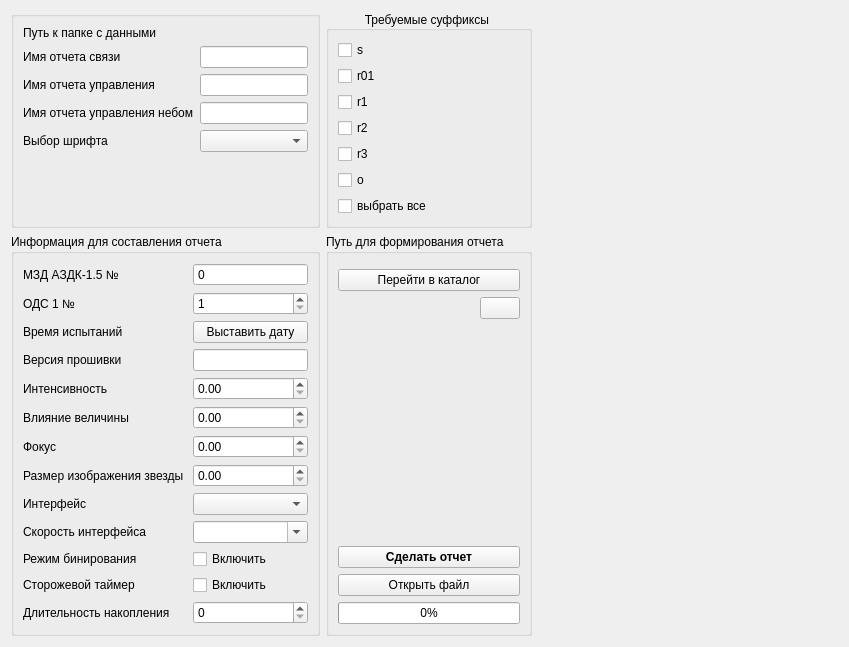
First picture: the form in Source/report/qt/otchet/mainwindow3.ui, repository RockHero666/AZDK_PDFcreator, before the edit.
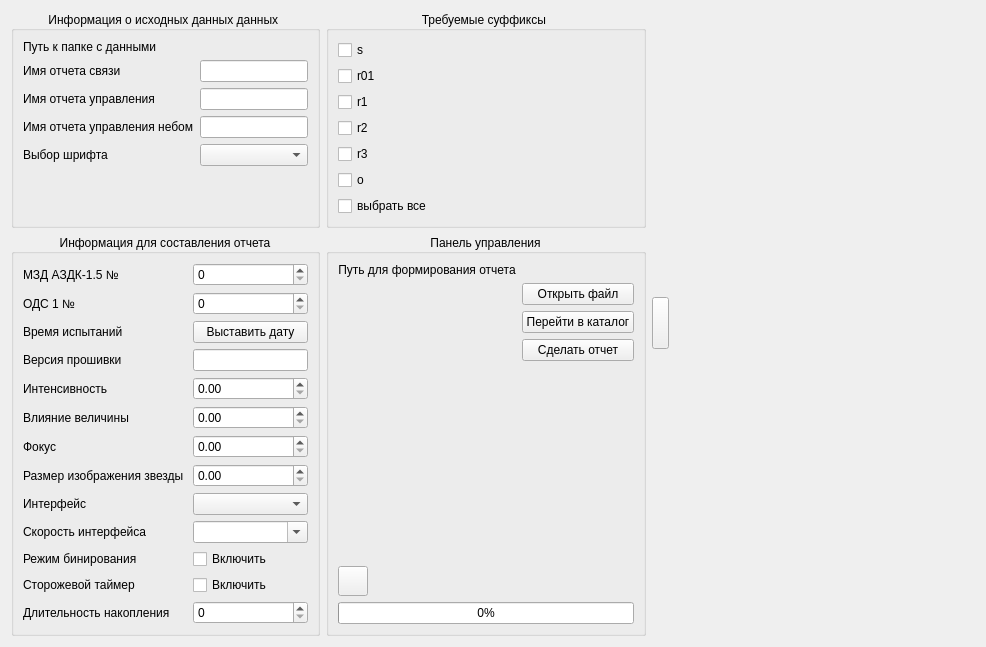
Second picture: the form after the edit. Icons and pictures are not drawn. Custom widgets are drawn as their Qt base class.

Patch:
```diff
--- a/Source/report/qt/otchet/mainwindow3.ui
+++ b/Source/report/qt/otchet/mainwindow3.ui
@@ -6,7 +6,7 @@
    <rect>
     <x>0</x>
     <y>0</y>
-    <width>780</width>
+    <width>963</width>
     <height>576</height>
    </rect>
   </property>
@@ -30,6 +30,9 @@
        <property name="title">
         <string>Информация для составления отчета</string>
        </property>
+       <property name="alignment">
+        <set>Qt::AlignCenter</set>
+       </property>
        <layout class="QFormLayout" name="formLayout">
         <item row="0" column="0">
          <widget class="QLabel" name="label_7">
@@ -39,11 +42,7 @@
          </widget>
         </item>
         <item row="0" column="1">
-         <widget class="QSpinBox" name="number_spinBox">
-          <property name="buttonSymbols">
-           <enum>QAbstractSpinBox::NoButtons</enum>
-          </property>
-         </widget>
+         <widget class="QSpinBox" name="number_spinBox"/>
         </item>
         <item row="1" column="0">
          <widget class="QLabel" name="label_19">
@@ -53,14 +52,7 @@
          </widget>
         </item>
         <item row="1" column="1">
-         <widget class="QSpinBox" name="number_ods_spinBox">
-          <property name="minimum">
-           <number>1</number>
-          </property>
-          <property name="maximum">
-           <number>999</number>
-          </property>
-         </widget>
+         <widget class="QSpinBox" name="number_ods_spinBox"/>
         </item>
         <item row="2" column="0">
          <widget class="QLabel" name="label_18">
@@ -207,7 +199,10 @@
         </sizepolicy>
        </property>
        <property name="title">
-        <string/>
+        <string>Информация о исходных данных данных </string>
+       </property>
+       <property name="alignment">
+        <set>Qt::AlignCenter</set>
        </property>
        <layout class="QFormLayout" name="formLayout_2">
         <item row="0" column="0">
@@ -296,6 +291,12 @@
        <layout class="QVBoxLayout" name="verticalLayout_2">
         <item>
          <widget class="QCheckBox" name="sfx_s">
+          <property name="styleSheet">
+           <string notr="true">QCheckBox::disabled {
+   
+   color: darkgray;
+}</string>
+          </property>
           <property name="text">
            <string>s</string>
           </property>
@@ -303,6 +304,12 @@
         </item>
         <item>
          <widget class="QCheckBox" name="sfx_ro1">
+          <property name="styleSheet">
+           <string notr="true">QCheckBox::disabled {
+   
+   color: darkgray;
+}</string>
+          </property>
           <property name="text">
            <string>r01</string>
           </property>
@@ -310,6 +317,12 @@
         </item>
         <item>
          <widget class="QCheckBox" name="sfx_r1">
+          <property name="styleSheet">
+           <string notr="true">QCheckBox::disabled {
+   
+   color: darkgray;
+}</string>
+          </property>
           <property name="text">
            <string>r1</string>
           </property>
@@ -317,6 +330,12 @@
         </item>
         <item>
          <widget class="QCheckBox" name="sfx_r2">
+          <property name="styleSheet">
+           <string notr="true">QCheckBox::disabled {
+   
+   color: darkgray;
+}</string>
+          </property>
           <property name="text">
            <string>r2</string>
           </property>
@@ -324,6 +343,12 @@
         </item>
         <item>
          <widget class="QCheckBox" name="sfx_r3">
+          <property name="styleSheet">
+           <string notr="true">QCheckBox::disabled {
+  
+   color: darkgray;
+}</string>
+          </property>
           <property name="text">
            <string>r3</string>
           </property>
@@ -334,6 +359,12 @@
           <property name="layoutDirection">
            <enum>Qt::LeftToRight</enum>
           </property>
+          <property name="styleSheet">
+           <string notr="true">QCheckBox::disabled {
+ 
+   color: darkgray;
+}</string>
+          </property>
           <property name="text">
            <string>o</string>
           </property>
@@ -341,6 +372,12 @@
         </item>
         <item>
          <widget class="QCheckBox" name="sfx_all">
+          <property name="styleSheet">
+           <string notr="true">QCheckBox::disabled {
+   
+   color: darkgray;
+}</string>
+          </property>
           <property name="text">
            <string>выбрать все</string>
           </property>
@@ -358,78 +395,51 @@
         </sizepolicy>
        </property>
        <property name="title">
-        <string>Путь для формирования отчета</string>
+        <string>Панель управления</string>
        </property>
-       <layout class="QVBoxLayout" name="verticalLayout">
-        <item>
+       <property name="alignment">
+        <set>Qt::AlignCenter</set>
+       </property>
+       <layout class="QFormLayout" name="formLayout_3">
+        <item row="0" column="0">
+         <widget class="QLabel" name="label_17">
+          <property name="text">
+           <string>Путь для формирования отчета</string>
+          </property>
+          <property name="alignment">
+           <set>Qt::AlignCenter</set>
+          </property>
+         </widget>
+        </item>
+        <item row="0" column="1">
          <widget class="FilePathEdit" name="fpe_2">
           <property name="dialogMode" stdset="0">
            <enum>FilePathEdit::FILESAVE</enum>
           </property>
          </widget>
         </item>
-        <item>
+        <item row="1" column="1">
+         <widget class="QPushButton" name="open_file">
+          <property name="text">
+           <string>Открыть файл</string>
+          </property>
+         </widget>
+        </item>
+        <item row="2" column="1">
          <widget class="QPushButton" name="to_path_button">
           <property name="text">
            <string>Перейти в каталог</string>
           </property>
          </widget>
         </item>
-        <item alignment="Qt::AlignRight">
-         <widget class="QPushButton" name="loger_button">
-          <property name="toolTip">
-           <string>Показ журнала сообщений</string>
-          </property>
-          <property name="autoFillBackground">
-           <bool>false</bool>
-          </property>
-          <property name="text">
-           <string/>
-          </property>
-          <property name="icon">
-           <iconset resource="resource.qrc">
-            <normaloff>:/res/res/r.png</normaloff>
-            <normalon>:/res/res/l.png</normalon>:/res/res/r.png</iconset>
-          </property>
-          <property name="checkable">
-           <bool>true</bool>
-          </property>
-         </widget>
-        </item>
-        <item>
-         <spacer name="verticalSpacer">
-          <property name="orientation">
-           <enum>Qt::Vertical</enum>
-          </property>
-          <property name="sizeHint" stdset="0">
-           <size>
-            <width>20</width>
-            <height>40</height>
-           </size>
-          </property>
-         </spacer>
-        </item>
-        <item>
+        <item row="3" column="1">
          <widget class="QPushButton" name="create_button">
-          <property name="font">
-           <font>
-            <weight>75</weight>
-            <bold>true</bold>
-           </font>
-          </property>
           <property name="text">
            <string>Сделать отчет</string>
           </property>
          </widget>
         </item>
-        <item>
-         <widget class="QPushButton" name="open_file">
-          <property name="text">
-           <string>Открыть файл</string>
-          </property>
-         </widget>
-        </item>
-        <item>
+        <item row="8" column="0" colspan="2">
          <widget class="QProgressBar" name="progressBar">
           <property name="styleSheet">
            <string notr="true">QProgressBar {
@@ -450,11 +460,72 @@
           </property>
          </widget>
         </item>
+        <item row="7" column="0">
+         <widget class="QPushButton" name="style_button">
+          <property name="minimumSize">
+           <size>
+            <width>30</width>
+            <height>30</height>
+           </size>
+          </property>
+          <property name="maximumSize">
+           <size>
+            <width>30</width>
+            <height>30</height>
+           </size>
+          </property>
+          <property name="layoutDirection">
+           <enum>Qt::LeftToRight</enum>
+          </property>
+          <property name="text">
+           <string/>
+          </property>
+          <property name="icon">
+           <iconset resource="resource.qrc">
+            <normaloff>:/res/res/style.png</normaloff>:/res/res/style.png</iconset>
+          </property>
+         </widget>
+        </item>
+        <item row="6" column="1">
+         <spacer name="verticalSpacer">
+          <property name="orientation">
+           <enum>Qt::Vertical</enum>
+          </property>
+          <property name="sizeHint" stdset="0">
+           <size>
+            <width>20</width>
+            <height>40</height>
+           </size>
+          </property>
+         </spacer>
+        </item>
        </layout>
       </widget>
      </item>
     </layout>
    </item>
+   <item row="0" column="1">
+    <widget class="QPushButton" name="loger_button">
+     <property name="maximumSize">
+      <size>
+       <width>17</width>
+       <height>52</height>
+      </size>
+     </property>
+     <property name="autoFillBackground">
+      <bool>false</bool>
+     </property>
+     <property name="text">
+      <string/>
+     </property>
+     <property name="checkable">
+      <bool>true</bool>
+     </property>
+     <property name="checked">
+      <bool>false</bool>
+     </property>
+    </widget>
+   </item>
    <item row="0" column="2">
     <widget class="LogWidget" name="loger" native="true">
      <property name="sizePolicy">
```
